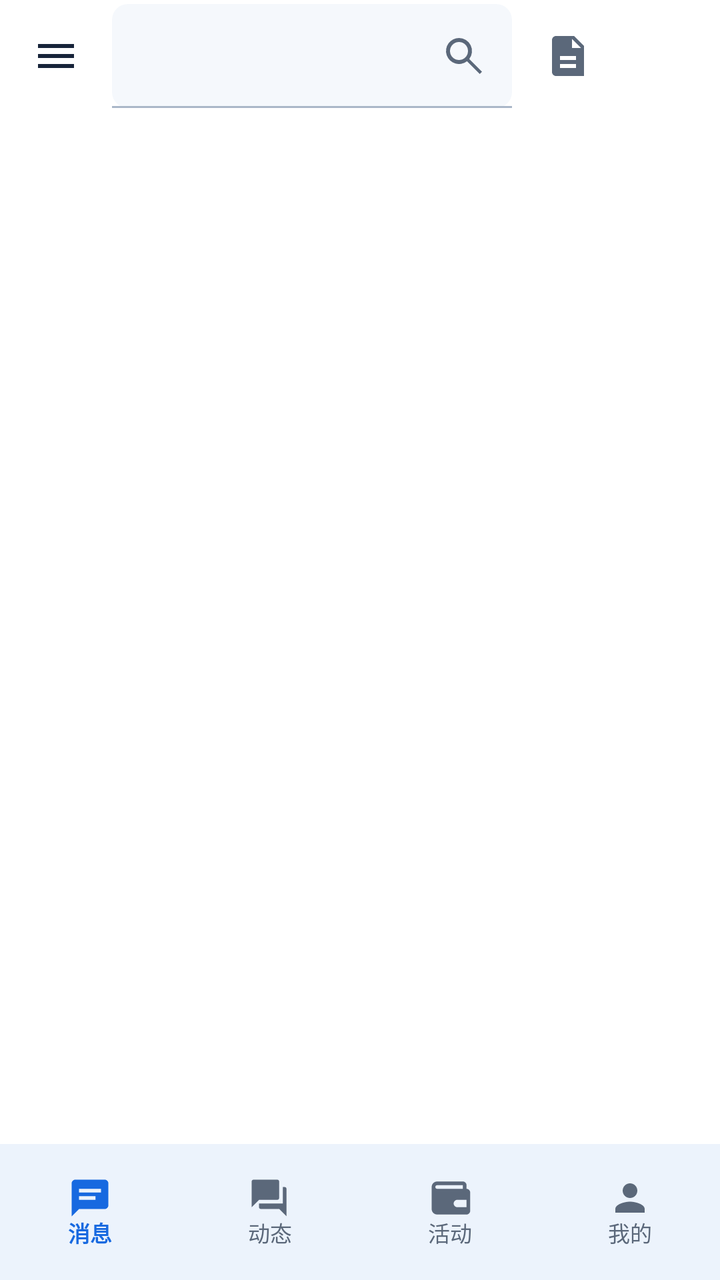
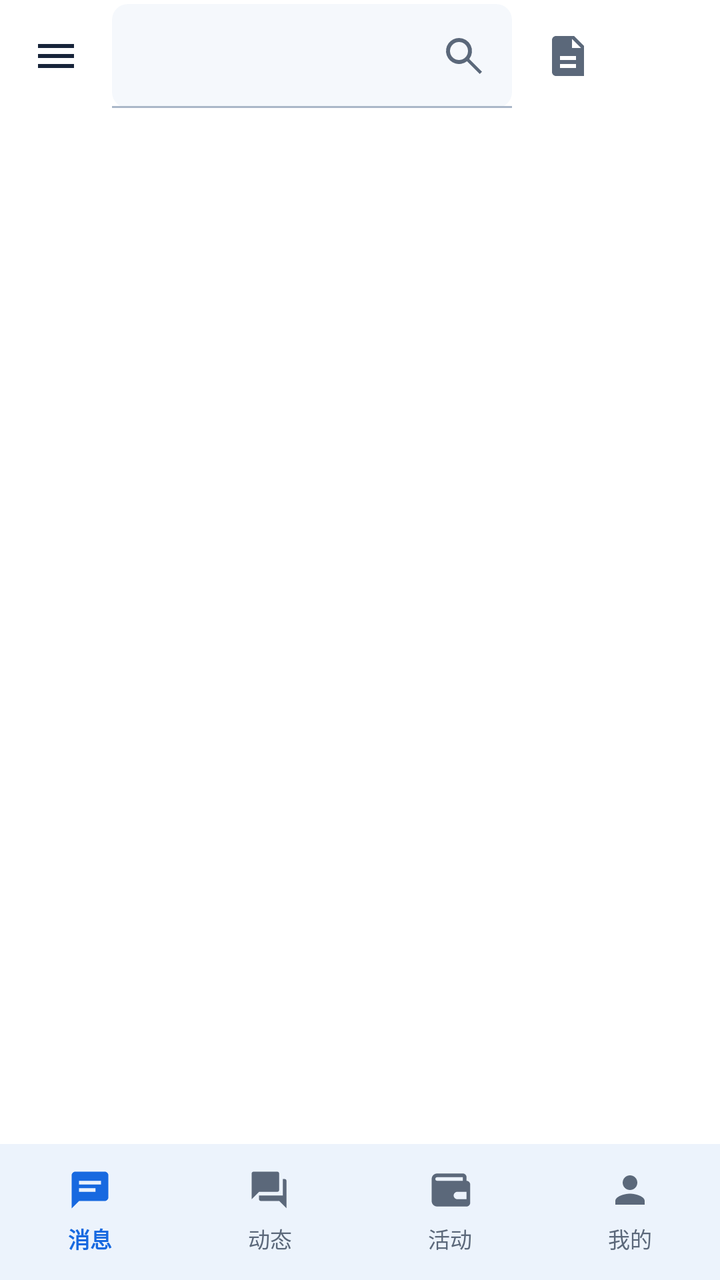

The first picture is an Android layout as it rendered before a commit; the second is the same layout after the commit. The layout source and the unified diff follow.
<!-- AndroidManifest.xml: application theme Theme.Yiyunying -->
<!-- res/layout/fragment_user_shell.xml -->
<?xml version="1.0" encoding="utf-8"?>
<LinearLayout xmlns:android="http://schemas.android.com/apk/res/android"
    xmlns:app="http://schemas.android.com/apk/res-auto"
    android:layout_width="match_parent"
    android:layout_height="match_parent"
    android:background="@color/surface"
    android:orientation="vertical">

    <LinearLayout
        android:id="@+id/topActions"
        android:layout_width="match_parent"
        android:layout_height="56dp"
        android:gravity="center_vertical"
        android:orientation="horizontal"
        android:paddingStart="4dp"
        android:paddingEnd="4dp">

        <ImageButton
            android:id="@+id/menuButton"
            android:layout_width="48dp"
            android:layout_height="48dp"
            android:background="?attr/selectableItemBackgroundBorderless"
            android:contentDescription="打开功能菜单"
            android:padding="12dp"
            android:src="@drawable/ic_menu"
            android:tooltipText="功能菜单" />

        <com.google.android.material.textfield.TextInputLayout
            android:id="@+id/searchLayout"
            style="@style/Widget.Material3.TextInputLayout.FilledBox.Dense"
            android:layout_width="0dp"
            android:layout_height="52dp"
            android:layout_marginHorizontal="4dp"
            android:layout_weight="1"
            app:boxBackgroundColor="@color/surface_container"
            app:boxCornerRadiusBottomEnd="8dp"
            app:boxCornerRadiusBottomStart="8dp"
            app:boxCornerRadiusTopEnd="8dp"
            app:boxCornerRadiusTopStart="8dp"
            app:endIconDrawable="@drawable/ic_search"
            app:endIconMode="custom">

            <com.google.android.material.textfield.TextInputEditText
                android:id="@+id/searchInput"
                android:layout_width="match_parent"
                android:layout_height="match_parent"
                android:imeOptions="actionSearch"
                android:inputType="text"
                android:maxLines="1"
                android:textSize="15sp" />
        </com.google.android.material.textfield.TextInputLayout>

        <ImageButton
            android:id="@+id/notesButton"
            android:layout_width="48dp"
            android:layout_height="48dp"
            android:background="?attr/selectableItemBackgroundBorderless"
            android:contentDescription="我的笔记"
            android:padding="12dp"
            android:src="@drawable/ic_document"
            android:tooltipText="我的笔记" />

        <ImageButton
            android:id="@+id/primaryAction"
            android:layout_width="48dp"
            android:layout_height="48dp"
            android:background="?attr/selectableItemBackgroundBorderless"
            android:contentDescription="页面操作"
            android:padding="12dp"
            android:src="@drawable/ic_add" />
    </LinearLayout>

    <androidx.viewpager2.widget.ViewPager2
        android:id="@+id/pager"
        android:layout_width="match_parent"
        android:layout_height="0dp"
        android:layout_weight="1" />

    <com.google.android.material.bottomnavigation.BottomNavigationView
        android:id="@+id/bottomNavigation"
        android:layout_width="match_parent"
        android:layout_height="@dimen/bottom_dock_height"
        android:minHeight="@dimen/bottom_dock_height"
        android:paddingTop="4dp"
        android:paddingBottom="3dp"
        android:background="@color/glass_surface_strong"
        android:elevation="8dp"
        app:itemActiveIndicatorStyle="@style/Widget.Material3.BottomNavigationView.ActiveIndicator"
        app:itemHorizontalTranslationEnabled="false"
        app:itemIconSize="22dp"
        app:itemIconTint="@color/bottom_navigation_tint"
        app:itemTextAppearanceActive="@style/TextAppearance.Yiyunying.BottomNavigation.Active"
        app:itemTextAppearanceInactive="@style/TextAppearance.Yiyunying.BottomNavigation.Inactive"
        app:itemTextColor="@color/bottom_navigation_tint"
        app:labelVisibilityMode="labeled"
        app:menu="@menu/user_bottom_navigation" />
</LinearLayout>
<!-- resources referenced by this layout -->
<resources>
  <color name="glass_surface_strong">#F5FFFFFF</color>
  <color name="surface">#FFFFFF</color>
  <color name="surface_container">#F5F8FC</color>
  <dimen name="bottom_dock_height">68dp</dimen>
  <!-- drawable ic_add (drawable) -->
  <vector xmlns:android="http://schemas.android.com/apk/res/android" android:width="24dp" android:height="24dp" android:viewportWidth="24" android:viewportHeight="24">
      <path android:fillColor="?attr/colorOnPrimary" android:pathData="M19,13h-6v6h-2v-6H5v-2h6V5h2v6h6v2z" />
  </vector>
  <!-- drawable ic_document (drawable) -->
  <vector xmlns:android="http://schemas.android.com/apk/res/android" android:width="24dp" android:height="24dp" android:viewportWidth="24" android:viewportHeight="24">
      <path android:fillColor="@color/on_surface_variant" android:pathData="M6,2h9l5,5v15H6c-1.1,0 -2,-0.9 -2,-2V4c0,-1.1 0.9,-2 2,-2zM14,3.5V8h4.5L14,3.5zM8,12v2h8v-2H8zM8,16v2h8v-2H8z" />
  </vector>
  <!-- drawable ic_menu (drawable) -->
  <vector xmlns:android="http://schemas.android.com/apk/res/android" android:width="24dp" android:height="24dp" android:viewportWidth="24" android:viewportHeight="24">
      <path android:fillColor="@color/on_surface" android:pathData="M3,18h18v-2H3v2zM3,13h18v-2H3v2zM3,6v2h18V6H3z" />
  </vector>
  <!-- drawable ic_search (drawable) -->
  <vector xmlns:android="http://schemas.android.com/apk/res/android" android:width="24dp" android:height="24dp" android:viewportWidth="24" android:viewportHeight="24">
      <path android:fillColor="@color/on_surface_variant" android:pathData="M9.5,3a6.5,6.5 0,1 0,3.98 11.64L19.85,21 21,19.85l-6.36,-6.37A6.5,6.5 0,0 0,9.5 3zM9.5,5a4.5,4.5 0,1 1,0 9a4.5,4.5 0,0 1,0 -9z" />
  </vector>
  <style name="TextAppearance.Yiyunying.BottomNavigation.Active" parent="TextAppearance.Material3.LabelMedium">
          <item name="android:textSize">11sp</item>
          <item name="android:textStyle">bold</item>
          <item name="android:letterSpacing">0</item>
      </style>
  <style name="TextAppearance.Yiyunying.BottomNavigation.Inactive" parent="TextAppearance.Material3.LabelMedium">
          <item name="android:textSize">11sp</item>
          <item name="android:letterSpacing">0</item>
      </style>
  <style name="Theme.Yiyunying" parent="Theme.Yiyunying.Base" />
  <color name="on_surface_variant">#5B687A</color>
  <color name="on_surface">#17243A</color>
  <color name="primary">#1769E0</color>
  <color name="on_primary">#FFFFFF</color>
  <color name="primary_container">#E8F1FF</color>
  <color name="on_primary_container">#123A72</color>
  <color name="secondary">#4B78B8</color>
  <color name="on_secondary">#FFFFFF</color>
  <color name="secondary_container">#EAF2FF</color>
  <color name="tertiary">#476DA5</color>
  <color name="error">#BA1A1A</color>
  <color name="outline">#AAB7C8</color>
  <style name="Widget.Yiyunying.Card" parent="Widget.Material3.CardView.Elevated">
          <item name="cardCornerRadius">8dp</item>
          <item name="cardElevation">1dp</item>
          <item name="cardBackgroundColor">@color/glass_surface</item>
          <item name="strokeColor">@color/glass_outline</item>
          <item name="strokeWidth">1dp</item>
      </style>
  <style name="Widget.Yiyunying.Button" parent="Widget.Material3.Button">
          <item name="cornerRadius">8dp</item>
          <item name="android:minHeight">48dp</item>
          <item name="android:textAllCaps">false</item>
      </style>
  <color name="glass_surface">#E8FFFFFF</color>
  <color name="glass_outline">#80C4CFDD</color>
  <!-- unchanged entries left out for length: 1 -->
</resources>

<!-- the commit's change to res/layout/fragment_user_shell.xml (unified diff, before → after) -->
@@ -81,8 +81,8 @@
         android:layout_width="match_parent"
         android:layout_height="@dimen/bottom_dock_height"
         android:minHeight="@dimen/bottom_dock_height"
-        android:paddingTop="4dp"
-        android:paddingBottom="3dp"
+        android:paddingTop="0dp"
+        android:paddingBottom="0dp"
         android:background="@color/glass_surface_strong"
         android:elevation="8dp"
         app:itemActiveIndicatorStyle="@style/Widget.Material3.BottomNavigationView.ActiveIndicator"
